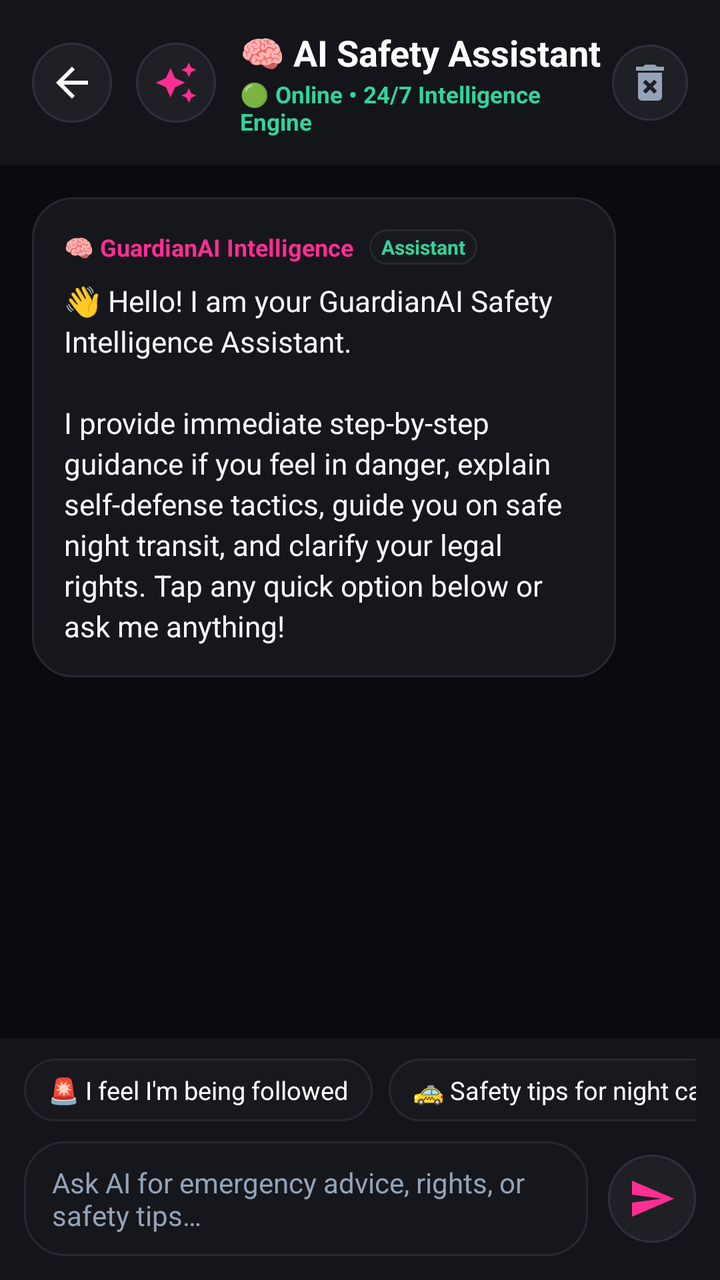
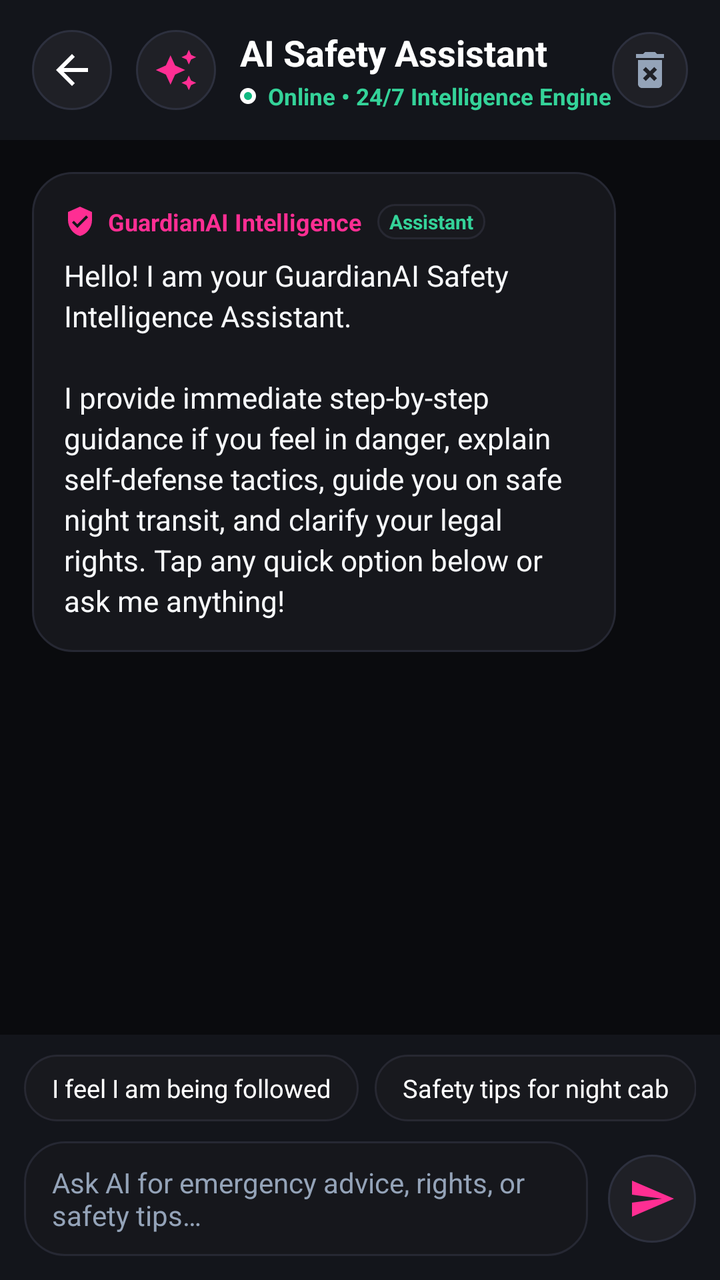

Compare the two renders of this Android layout. The source of the first and the diff that turns it into the second are given below.
<!-- AndroidManifest.xml: application theme Theme.SheGuard -->
<!-- res/layout/fragment_ai_assistant.xml -->
<?xml version="1.0" encoding="utf-8"?>
<LinearLayout xmlns:android="http://schemas.android.com/apk/res/android"
    xmlns:app="http://schemas.android.com/apk/res-auto"
    xmlns:tools="http://schemas.android.com/tools"
    android:id="@+id/layout_ai_assistant_root"
    android:layout_width="match_parent"
    android:layout_height="match_parent"
    android:background="#0A0B0E"
    android:orientation="vertical"
    android:fitsSystemWindows="true"
    tools:context=".ui.fragment.AiAssistantFragment">

    
    <LinearLayout
        android:id="@+id/card_ai_header"
        android:layout_width="match_parent"
        android:layout_height="wrap_content"
        android:background="#13151B"
        android:orientation="horizontal"
        android:gravity="center_vertical"
        android:paddingStart="16dp"
        android:paddingEnd="16dp"
        android:paddingTop="14dp"
        android:paddingBottom="14dp">

        <ImageButton
            android:id="@+id/btn_back"
            android:layout_width="40dp"
            android:layout_height="40dp"
            android:background="@drawable/bg_circle_info"
            android:src="@drawable/ic_arrow_back"
            app:tint="#FFFFFF"
            android:contentDescription="Back" />

        <FrameLayout
            android:layout_width="40dp"
            android:layout_height="40dp"
            android:layout_marginStart="12dp"
            android:background="@drawable/bg_circle_info">

            <ImageView
                android:layout_width="22dp"
                android:layout_height="22dp"
                android:layout_gravity="center"
                android:src="@drawable/ic_ai_assistant"
                app:tint="?attr/themeAccent"
                android:contentDescription="AI Assistant" />
        </FrameLayout>

        <LinearLayout
            android:layout_width="0dp"
            android:layout_height="wrap_content"
            android:layout_marginStart="12dp"
            android:layout_weight="1"
            android:orientation="vertical">

            <TextView
                android:layout_width="wrap_content"
                android:layout_height="wrap_content"
                android:text="@string/ai_assistant_title"
                android:textColor="#FFFFFF"
                android:textSize="18sp"
                android:textStyle="bold" />

            <TextView
                android:layout_width="wrap_content"
                android:layout_height="wrap_content"
                android:layout_marginTop="1dp"
                android:text="🟢 Online • 24/7 Intelligence Engine"
                android:textColor="#34D399"
                android:textSize="11.5sp"
                android:textStyle="bold" />
        </LinearLayout>

        <ImageButton
            android:id="@+id/btn_clear_chat"
            android:layout_width="38dp"
            android:layout_height="38dp"
            android:background="@drawable/bg_circle_info"
            android:src="@drawable/ic_remove"
            app:tint="#94A3B8"
            android:contentDescription="Clear Conversation" />
    </LinearLayout>

    
    <androidx.core.widget.NestedScrollView
        android:id="@+id/scroll_ai_chat"
        android:layout_width="match_parent"
        android:layout_height="0dp"
        android:layout_weight="1"
        android:fillViewport="true"
        android:overScrollMode="never"
        android:padding="16dp">

        <LinearLayout
            android:id="@+id/layout_messages_container"
            android:layout_width="match_parent"
            android:layout_height="wrap_content"
            android:orientation="vertical">

            
            <LinearLayout
                android:id="@+id/card_initial_greeting"
                android:layout_width="match_parent"
                android:layout_height="wrap_content"
                android:layout_marginEnd="36dp"
                android:layout_marginBottom="14dp"
                android:background="@drawable/bg_card_safety_dark"
                android:orientation="vertical"
                android:padding="16dp">

                
                <LinearLayout
                    android:layout_width="wrap_content"
                    android:layout_height="wrap_content"
                    android:orientation="horizontal"
                    android:gravity="center_vertical"
                    android:layout_marginBottom="8dp">

                    <TextView
                        android:layout_width="wrap_content"
                        android:layout_height="wrap_content"
                        android:text="🧠 GuardianAI Intelligence"
                        android:textColor="?attr/themeAccent"
                        android:textSize="12sp"
                        android:textStyle="bold" />

                    <TextView
                        android:layout_width="wrap_content"
                        android:layout_height="wrap_content"
                        android:layout_marginStart="8dp"
                        android:background="@drawable/bg_monogram_badge"
                        android:paddingStart="6dp"
                        android:paddingEnd="6dp"
                        android:paddingTop="2dp"
                        android:paddingBottom="2dp"
                        android:text="Assistant"
                        android:textColor="#34D399"
                        android:textSize="10sp"
                        android:textStyle="bold" />
                </LinearLayout>

                <TextView
                    android:id="@+id/tv_greeting_text"
                    android:layout_width="match_parent"
                    android:layout_height="wrap_content"
                    android:text="👋 Hello! I am your GuardianAI Safety Intelligence Assistant.\n\nI provide immediate step-by-step guidance if you feel in danger, explain self-defense tactics, guide you on safe night transit, and clarify your legal rights. Tap any quick option below or ask me anything!"
                    android:textColor="#F8FAFC"
                    android:textSize="14.5sp"
                    android:lineSpacingExtra="3dp" />
            </LinearLayout>

        </LinearLayout>
    </androidx.core.widget.NestedScrollView>

    
    <LinearLayout
        android:id="@+id/layout_quick_and_input"
        android:layout_width="match_parent"
        android:layout_height="wrap_content"
        android:background="#13151B"
        android:orientation="vertical"
        android:paddingTop="10dp"
        android:paddingBottom="12dp"
        android:paddingStart="12dp"
        android:paddingEnd="12dp">

        
        <HorizontalScrollView
            android:layout_width="match_parent"
            android:layout_height="wrap_content"
            android:layout_marginBottom="10dp"
            android:scrollbars="none"
            android:overScrollMode="never">

            <LinearLayout
                android:layout_width="wrap_content"
                android:layout_height="wrap_content"
                android:orientation="horizontal">

                <TextView
                    android:id="@+id/chip_q1"
                    android:layout_width="wrap_content"
                    android:layout_height="wrap_content"
                    android:background="@drawable/bg_monogram_badge"
                    android:paddingStart="12dp"
                    android:paddingEnd="12dp"
                    android:paddingTop="7dp"
                    android:paddingBottom="7dp"
                    android:text="🚨 I feel I'm being followed"
                    android:textColor="#FFFFFF"
                    android:textSize="12.5sp"
                    android:clickable="true"
                    android:focusable="true" />

                <TextView
                    android:id="@+id/chip_q2"
                    android:layout_width="wrap_content"
                    android:layout_height="wrap_content"
                    android:layout_marginStart="8dp"
                    android:background="@drawable/bg_monogram_badge"
                    android:paddingStart="12dp"
                    android:paddingEnd="12dp"
                    android:paddingTop="7dp"
                    android:paddingBottom="7dp"
                    android:text="🚕 Safety tips for night cab"
                    android:textColor="#FFFFFF"
                    android:textSize="12.5sp"
                    android:clickable="true"
                    android:focusable="true" />

                <TextView
                    android:id="@+id/chip_q3"
                    android:layout_width="wrap_content"
                    android:layout_height="wrap_content"
                    android:layout_marginStart="8dp"
                    android:background="@drawable/bg_monogram_badge"
                    android:paddingStart="12dp"
                    android:paddingEnd="12dp"
                    android:paddingTop="7dp"
                    android:paddingBottom="7dp"
                    android:text="🥋 Key self-defense moves"
                    android:textColor="#FFFFFF"
                    android:textSize="12.5sp"
                    android:clickable="true"
                    android:focusable="true" />

                <TextView
                    android:id="@+id/chip_q4"
                    android:layout_width="wrap_content"
                    android:layout_height="wrap_content"
                    android:layout_marginStart="8dp"
                    android:background="@drawable/bg_monogram_badge"
                    android:paddingStart="12dp"
                    android:paddingEnd="12dp"
                    android:paddingTop="7dp"
                    android:paddingBottom="7dp"
                    android:text="⚖️ My legal rights in public"
                    android:textColor="#FFFFFF"
                    android:textSize="12.5sp"
                    android:clickable="true"
                    android:focusable="true" />
            </LinearLayout>
        </HorizontalScrollView>

        
        <LinearLayout
            android:layout_width="match_parent"
            android:layout_height="wrap_content"
            android:gravity="center_vertical"
            android:orientation="horizontal">

            <EditText
                android:id="@+id/et_ai_prompt"
                android:layout_width="0dp"
                android:layout_height="wrap_content"
                android:layout_weight="1"
                android:background="@drawable/bg_card_safety_dark"
                android:hint="@string/ai_assistant_prompt_hint"
                android:textColor="#FFFFFF"
                android:textColorHint="#94A3B8"
                android:textSize="14sp"
                android:paddingStart="14dp"
                android:paddingEnd="14dp"
                android:paddingTop="11dp"
                android:paddingBottom="11dp"
                android:maxLines="3"
                android:inputType="textCapSentences|textMultiLine" />

            <ImageButton
                android:id="@+id/fab_send_ai"
                android:layout_width="44dp"
                android:layout_height="44dp"
                android:layout_marginStart="10dp"
                android:background="@drawable/bg_circle_info"
                android:src="@drawable/ic_send"
                app:tint="?attr/themeAccent"
                android:contentDescription="Send" />

        </LinearLayout>
    </LinearLayout>

</LinearLayout>
<!-- resources referenced by this layout -->
<resources>
  <!-- drawable bg_card_safety_dark (drawable) -->
  <?xml version="1.0" encoding="utf-8"?>
  <shape xmlns:android="http://schemas.android.com/apk/res/android"
      android:shape="rectangle">
      <solid android:color="#16171C" />
      <corners android:radius="20dp" />
      <stroke
          android:width="1dp"
          android:color="#262833" />
  </shape>
  <!-- drawable bg_circle_info (drawable) -->
  <?xml version="1.0" encoding="utf-8"?>
  <shape xmlns:android="http://schemas.android.com/apk/res/android"
      android:shape="oval">
      <solid android:color="#1F2026" />
      <size
          android:width="40dp"
          android:height="40dp" />
      <stroke
          android:width="1dp"
          android:color="#2D303E" />
  </shape>
  <!-- drawable bg_monogram_badge (drawable) -->
  <?xml version="1.0" encoding="utf-8"?>
  <shape xmlns:android="http://schemas.android.com/apk/res/android"
      android:shape="rectangle">
      <solid android:color="#18191E" />
      <corners android:radius="18dp" />
      <stroke
          android:width="1dp"
          android:color="#272832" />
  </shape>
  <!-- drawable ic_send (drawable) -->
  <vector xmlns:android="http://schemas.android.com/apk/res/android"
      android:width="24dp"
      android:height="24dp"
      android:viewportWidth="24"
      android:viewportHeight="24"
      android:tint="?attr/colorControlNormal">
    <path
        android:fillColor="@android:color/white"
        android:pathData="M2.01,21L23,12 2.01,3 2,10l15,2 -15,2z"/>
  </vector>
  <string name="ai_assistant_prompt_hint">Ask AI for emergency advice, rights, or safety tips…</string>
  <string name="ai_assistant_title">🧠 AI Safety Assistant</string>
  <style name="Theme.SheGuard" parent="Base.Theme.SheGuard" />
  <color name="accent_pink">#FF2E93</color>
  <color name="colorPrimaryDark">#D81173</color>
  <color name="colorPinkSubtle">#26FF2E93</color>
  <color name="surface_background">#F8FAFC</color>
  <color name="surface_card">#FFFFFF</color>
  <color name="textColorPrimary">#0F172A</color>
  <color name="color_surface_variant">#F1F5F9</color>
  <color name="textColorSecondary">#64748B</color>
  <style name="Widget.SheGuard.RadioButton.Pink" parent="Widget.MaterialComponents.CompoundButton.RadioButton">
          <item name="materialThemeOverlay">@style/ThemeOverlay.SheGuard.RadioButton.Pink</item>
      </style>
  <style name="Widget.SheGuard.Switch.Pink" parent="Widget.Material3.CompoundButton.MaterialSwitch">
          <item name="thumbTint">@color/accent_pink</item>
      </style>
  <style name="Widget.SheGuard.Checkbox.Pink" parent="Widget.Material3.CompoundButton.CheckBox">
          <item name="buttonTint">@color/accent_pink</item>
      </style>
  <style name="ThemeOverlay.SheGuard.RadioButton.Pink" parent="">
          <item name="colorOnSurface">@color/accent_pink</item>
          <item name="colorSecondary">@color/accent_pink</item>
      </style>
  <!-- unchanged entries left out for length: 4 -->
</resources>

<!-- the commit's change to res/layout/fragment_ai_assistant.xml (unified diff, before → after) -->
@@ -62,14 +62,28 @@
                 android:textSize="18sp"
                 android:textStyle="bold" />
 
-            <TextView
+            <LinearLayout
                 android:layout_width="wrap_content"
                 android:layout_height="wrap_content"
-                android:layout_marginTop="1dp"
-                android:text="🟢 Online • 24/7 Intelligence Engine"
-                android:textColor="#34D399"
-                android:textSize="11.5sp"
-                android:textStyle="bold" />
+                android:layout_marginTop="2dp"
+                android:gravity="center_vertical"
+                android:orientation="horizontal">
+
+                <ImageView
+                    android:layout_width="8dp"
+                    android:layout_height="8dp"
+                    android:src="@drawable/ic_badge_online_green"
+                    android:contentDescription="Online status" />
+
+                <TextView
+                    android:layout_width="wrap_content"
+                    android:layout_height="wrap_content"
+                    android:layout_marginStart="6dp"
+                    android:text="Online • 24/7 Intelligence Engine"
+                    android:textColor="#34D399"
+                    android:textSize="11.5sp"
+                    android:textStyle="bold" />
+            </LinearLayout>
         </LinearLayout>
 
         <ImageButton
@@ -117,10 +131,18 @@
                     android:gravity="center_vertical"
                     android:layout_marginBottom="8dp">
 
+                    <ImageView
+                        android:layout_width="16dp"
+                        android:layout_height="16dp"
+                        android:src="@drawable/ic_shield_check_vector"
+                        app:tint="?attr/themeAccent"
+                        android:contentDescription="Shield" />
+
                     <TextView
                         android:layout_width="wrap_content"
                         android:layout_height="wrap_content"
-                        android:text="🧠 GuardianAI Intelligence"
+                        android:layout_marginStart="6dp"
+                        android:text="GuardianAI Intelligence"
                         android:textColor="?attr/themeAccent"
                         android:textSize="12sp"
                         android:textStyle="bold" />
@@ -144,7 +166,7 @@
                     android:id="@+id/tv_greeting_text"
                     android:layout_width="match_parent"
                     android:layout_height="wrap_content"
-                    android:text="👋 Hello! I am your GuardianAI Safety Intelligence Assistant.\n\nI provide immediate step-by-step guidance if you feel in danger, explain self-defense tactics, guide you on safe night transit, and clarify your legal rights. Tap any quick option below or ask me anything!"
+                    android:text="Hello! I am your GuardianAI Safety Intelligence Assistant.\n\nI provide immediate step-by-step guidance if you feel in danger, explain self-defense tactics, guide you on safe night transit, and clarify your legal rights. Tap any quick option below or ask me anything!"
                     android:textColor="#F8FAFC"
                     android:textSize="14.5sp"
                     android:lineSpacingExtra="3dp" />
@@ -183,11 +205,11 @@
                     android:layout_width="wrap_content"
                     android:layout_height="wrap_content"
                     android:background="@drawable/bg_monogram_badge"
-                    android:paddingStart="12dp"
-                    android:paddingEnd="12dp"
-                    android:paddingTop="7dp"
-                    android:paddingBottom="7dp"
-                    android:text="🚨 I feel I'm being followed"
+                    android:paddingStart="14dp"
+                    android:paddingEnd="14dp"
+                    android:paddingTop="8dp"
+                    android:paddingBottom="8dp"
+                    android:text="I feel I am being followed"
                     android:textColor="#FFFFFF"
                     android:textSize="12.5sp"
                     android:clickable="true"
@@ -199,11 +221,11 @@
                     android:layout_height="wrap_content"
                     android:layout_marginStart="8dp"
                     android:background="@drawable/bg_monogram_badge"
-                    android:paddingStart="12dp"
-                    android:paddingEnd="12dp"
-                    android:paddingTop="7dp"
-                    android:paddingBottom="7dp"
-                    android:text="🚕 Safety tips for night cab"
+                    android:paddingStart="14dp"
+                    android:paddingEnd="14dp"
+                    android:paddingTop="8dp"
+                    android:paddingBottom="8dp"
+                    android:text="Safety tips for night cab"
                     android:textColor="#FFFFFF"
                     android:textSize="12.5sp"
                     android:clickable="true"
@@ -215,11 +237,11 @@
                     android:layout_height="wrap_content"
                     android:layout_marginStart="8dp"
                     android:background="@drawable/bg_monogram_badge"
-                    android:paddingStart="12dp"
-                    android:paddingEnd="12dp"
-                    android:paddingTop="7dp"
-                    android:paddingBottom="7dp"
-                    android:text="🥋 Key self-defense moves"
+                    android:paddingStart="14dp"
+                    android:paddingEnd="14dp"
+                    android:paddingTop="8dp"
+                    android:paddingBottom="8dp"
+                    android:text="Key self-defense moves"
                     android:textColor="#FFFFFF"
                     android:textSize="12.5sp"
                     android:clickable="true"
@@ -231,11 +253,11 @@
                     android:layout_height="wrap_content"
                     android:layout_marginStart="8dp"
                     android:background="@drawable/bg_monogram_badge"
-                    android:paddingStart="12dp"
-                    android:paddingEnd="12dp"
-                    android:paddingTop="7dp"
-                    android:paddingBottom="7dp"
-                    android:text="⚖️ My legal rights in public"
+                    android:paddingStart="14dp"
+                    android:paddingEnd="14dp"
+                    android:paddingTop="8dp"
+                    android:paddingBottom="8dp"
+                    android:text="My legal rights in public"
                     android:textColor="#FFFFFF"
                     android:textSize="12.5sp"
                     android:clickable="true"
<!-- resource entries referenced after the edit -->
@@ -32,6 +32,15 @@
           android:width="1dp"
           android:color="#272832" />
   </shape>
+  <!-- drawable ic_badge_online_green (drawable) -->
+  <?xml version="1.0" encoding="utf-8"?>
+  <shape xmlns:android="http://schemas.android.com/apk/res/android"
+      android:shape="oval">
+      <solid android:color="#10B981" />
+      <stroke
+          android:width="2dp"
+          android:color="#FFFFFF" />
+  </shape>
   <!-- drawable ic_send (drawable) -->
   <vector xmlns:android="http://schemas.android.com/apk/res/android"
       android:width="24dp"
@@ -43,8 +52,19 @@
         android:fillColor="@android:color/white"
         android:pathData="M2.01,21L23,12 2.01,3 2,10l15,2 -15,2z"/>
   </vector>
+  <!-- drawable ic_shield_check_vector (drawable) -->
+  <?xml version="1.0" encoding="utf-8"?>
+  <vector xmlns:android="http://schemas.android.com/apk/res/android"
+      android:width="24dp"
+      android:height="24dp"
+      android:viewportWidth="24"
+      android:viewportHeight="24">
+      <path
+          android:fillColor="#FFFFFFFF"
+          android:pathData="M12,1L3,5v6c0,5.55 3.84,10.74 9,12 5.16,-1.26 9,-6.45 9,-12V5l-9,-4zm-2,16l-4,-4 1.41,-1.41L10,14.17l6.59,-6.59L18,9l-8,8z" />
+  </vector>
   <string name="ai_assistant_prompt_hint">Ask AI for emergency advice, rights, or safety tips…</string>
-  <string name="ai_assistant_title">🧠 AI Safety Assistant</string>
+  <string name="ai_assistant_title">AI Safety Assistant</string>
   <style name="Theme.SheGuard" parent="Base.Theme.SheGuard" />
   <color name="accent_pink">#FF2E93</color>
   <color name="colorPrimaryDark">#D81173</color>
